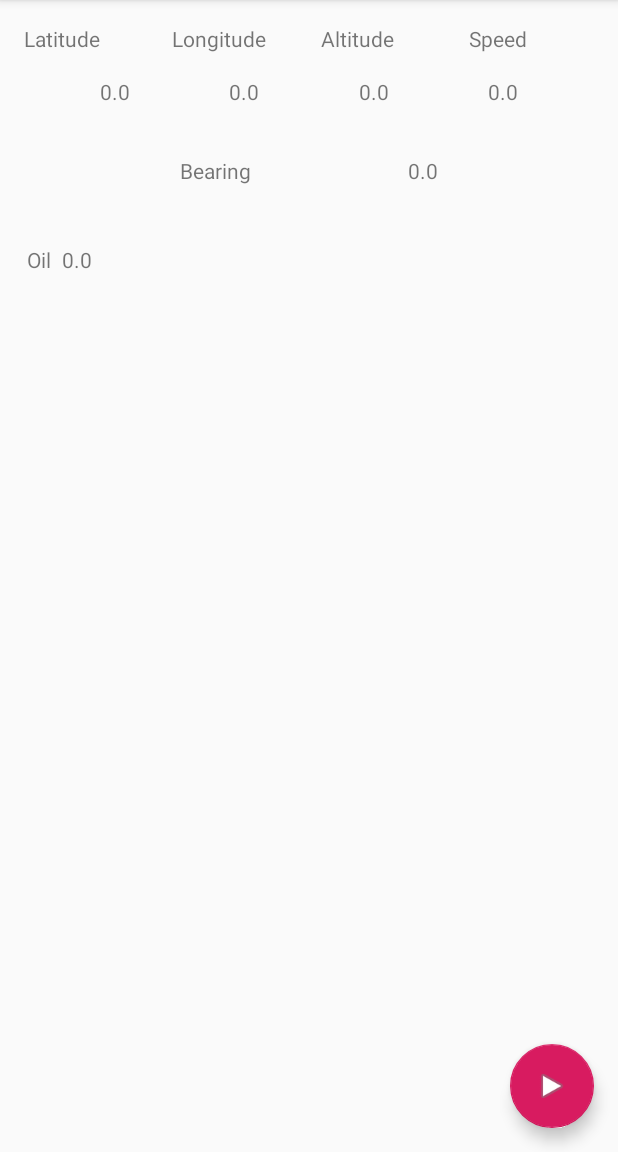
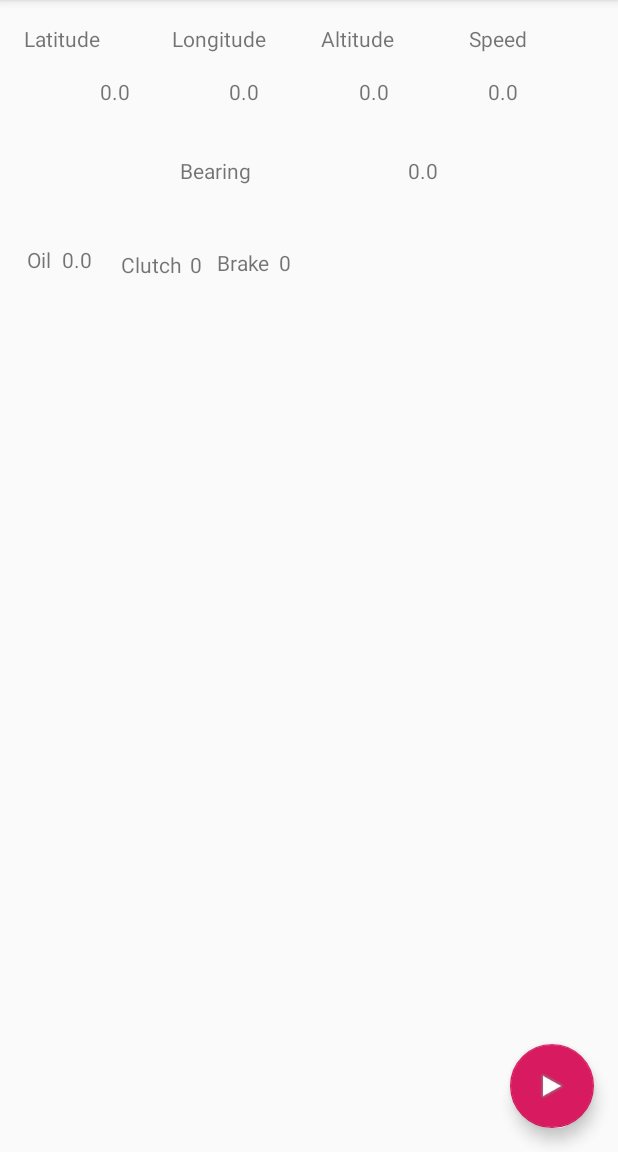
Before and after one commit to tomicooler/E46Track, an Android app: the screen it shows after launch (MainActivity), on a phone screen of 412 x 824 dp, the part 84-1236 px from its top. Run offline under Robolectric (Android 15) with nearby library versions, the phone set to English and light mode, and no system bars; 5 statements that could not run were skipped.

Commit message:
extractors: clutch & brake switch.

```diff
--- a/app/src/main/java/com/tomicooler/bmw/e46track/MainActivity.java
+++ b/app/src/main/java/com/tomicooler/bmw/e46track/MainActivity.java
@@ -73,6 +73,22 @@ public class MainActivity extends AppCompatActivity {
                 @Override
                 public void onChanged(Double oil) {
                     oilTemp.setText(String.format(Locale.getDefault(), "%f", oil));
+                }
+            });
+
+            final TextView clutch = findViewById(R.id.clutch);
+            mService.getModel().getCurrentClutch().observeForever(new Observer<Boolean>() {
+                @Override
+                public void onChanged(Boolean on) {
+                    clutch.setText(on ? "1" : "0");
+                }
+            });
+
+            final TextView brake = findViewById(R.id.brake);
+            mService.getModel().getCurrentBrake().observeForever(new Observer<Boolean>() {
+                @Override
+                public void onChanged(Boolean on) {
+                    brake.setText(on ? "1" : "0");
                 }
             });
         }
--- a/app/src/main/java/com/tomicooler/bmw/e46track/TrackService.java
+++ b/app/src/main/java/com/tomicooler/bmw/e46track/TrackService.java
@@ -26,6 +26,7 @@ import com.google.android.gms.location.LocationServices;
 import com.google.android.gms.tasks.OnCompleteListener;
 import com.google.android.gms.tasks.Task;
 import com.tomicooler.bmw.e46track.ds2.Message;
+import com.tomicooler.bmw.e46track.extractors.ClutchBrake;
 import com.tomicooler.bmw.e46track.extractors.MessageHandler;
 import com.tomicooler.bmw.e46track.extractors.Oil;
 
@@ -152,6 +153,7 @@ public class TrackService extends Service {
             List<Requester> requesters = new ArrayList<>();
 
             requesters.add(new Requester(new Message(Utils.hexStringToByteArray("12")[0], Utils.hexStringToByteArray("0b03")), messageHandlers(new Oil(model))));
+            requesters.add(new Requester(new Message(Utils.hexStringToByteArray("12")[0], Utils.hexStringToByteArray("0b04")), messageHandlers(new ClutchBrake(model))));
 
             Connection connection = new Connection(InetAddress.getByName(Utils.address(getApplicationContext())), Utils.port(getApplicationContext()), requesters);
             connectionFuture = executorService.submit(connection);
--- a/app/src/main/res/layout/content_main.xml
+++ b/app/src/main/res/layout/content_main.xml
@@ -140,4 +140,42 @@
         app:layout_constraintStart_toEndOf="@+id/textView"
         app:layout_constraintTop_toTopOf="parent" />
 
+    <TextView
+        android:id="@+id/textView2"
+        android:layout_width="wrap_content"
+        android:layout_height="wrap_content"
+        android:layout_marginStart="19dp"
+        android:text="Clutch"
+        app:layout_constraintBaseline_toBaselineOf="@+id/clutch"
+        app:layout_constraintStart_toEndOf="@+id/oilTemp" />
+
+    <TextView
+        android:id="@+id/clutch"
+        android:layout_width="wrap_content"
+        android:layout_height="wrap_content"
+        android:layout_marginStart="5dp"
+        android:layout_marginTop="1dp"
+        android:text="0"
+        app:layout_constraintStart_toEndOf="@+id/textView2"
+        app:layout_constraintTop_toTopOf="@+id/textView4" />
+
+    <TextView
+        android:id="@+id/textView4"
+        android:layout_width="wrap_content"
+        android:layout_height="wrap_content"
+        android:layout_marginStart="10dp"
+        android:text="Brake"
+        app:layout_constraintBaseline_toBaselineOf="@+id/brake"
+        app:layout_constraintStart_toEndOf="@+id/clutch" />
+
+    <TextView
+        android:id="@+id/brake"
+        android:layout_width="wrap_content"
+        android:layout_height="wrap_content"
+        android:layout_marginStart="6dp"
+        android:layout_marginTop="42dp"
+        android:text="0"
+        app:layout_constraintStart_toEndOf="@+id/textView4"
+        app:layout_constraintTop_toBottomOf="@+id/textView13" />
+
 </androidx.constraintlayout.widget.ConstraintLayout>
```
Also changed, not shown: app/src/main/java/com/tomicooler/bmw/e46track/TrackModel.java (+16 -0 lines), app/src/main/java/com/tomicooler/bmw/e46track/extractors/ClutchBrake.java (added, +21 -0 lines), app/src/main/java/com/tomicooler/bmw/e46track/extractors/Extractor.java (+8 -1 lines).
